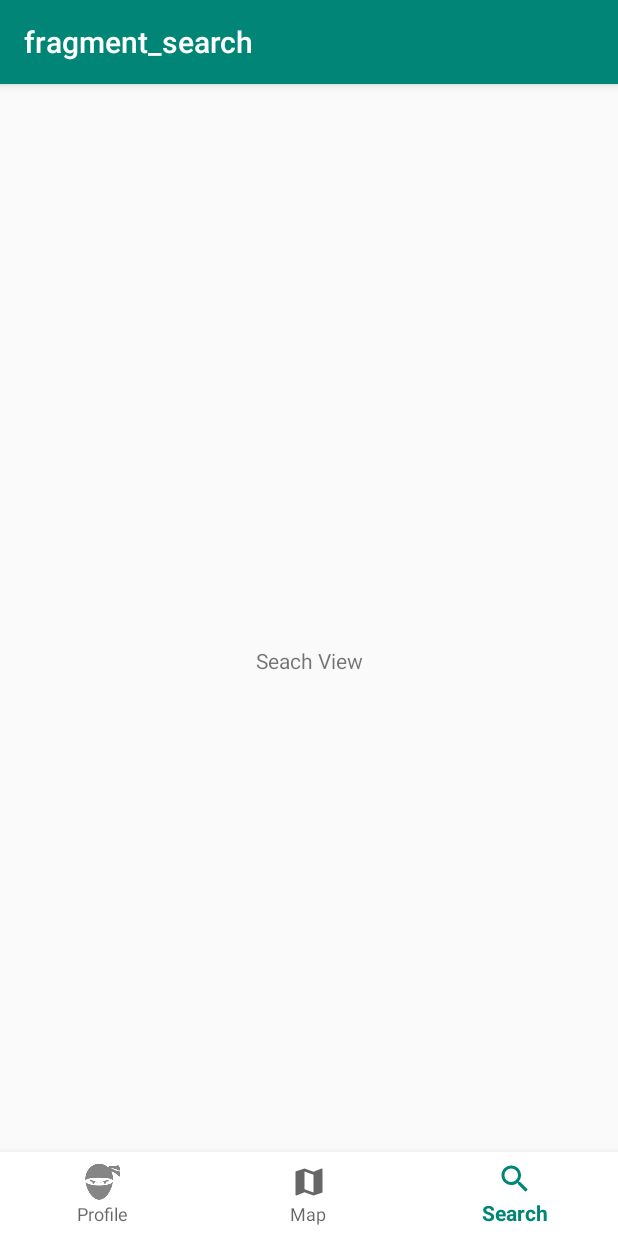
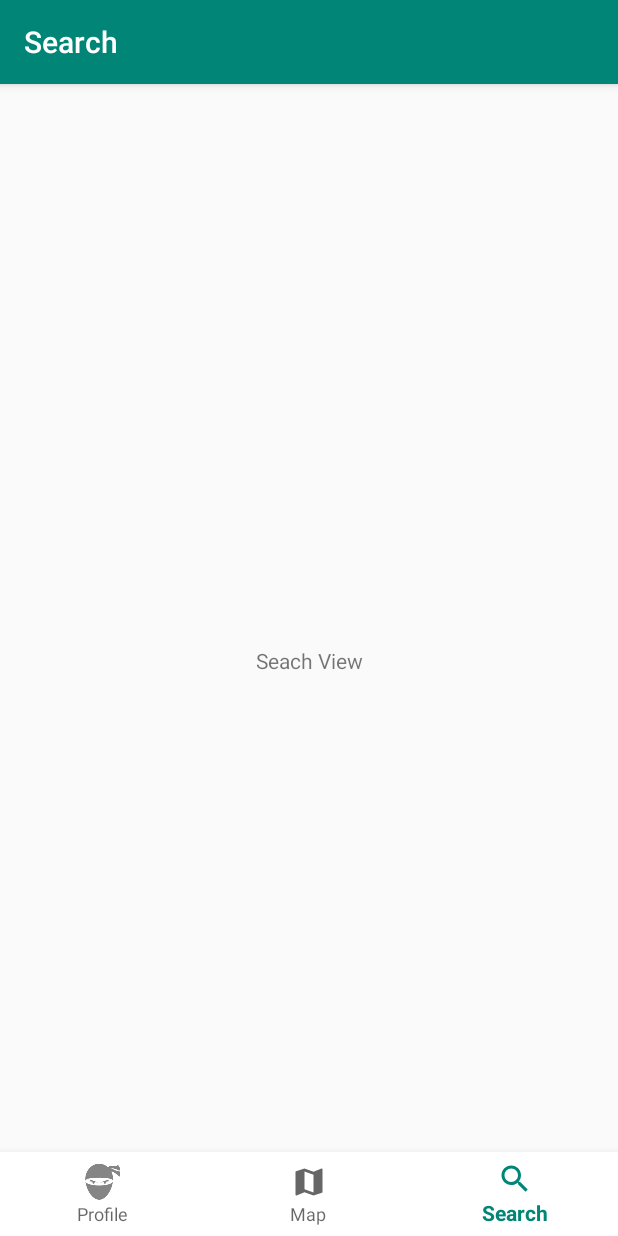
Before and after one commit to CalebLangbroek/classroom-finder, an Android app: the screen it shows after launch (MainActivity), item 3 of the bottom bar chosen, on a phone screen of 412 x 824 dp. Run offline under Robolectric (Android 15) with nearby library versions, the phone set to English and light mode, and no system bars; our stand-ins replace data binding, navigation-ui.

Commit message:
Fixed title bar for fragments

```diff
--- a/app/src/main/res/navigation/navigation.xml
+++ b/app/src/main/res/navigation/navigation.xml
@@ -8,16 +8,16 @@
     <fragment
             android:id="@+id/mapFragment"
             android:name="com.ninjatech.classroomfinder.MapFragment"
-            android:label="fragment_map"
+            android:label="Map"
             tools:layout="@layout/fragment_map"></fragment>
     <fragment
             android:id="@+id/profileFragment"
             android:name="com.ninjatech.classroomfinder.ProfileFragment"
-            android:label="fragment_profile"
+            android:label="Profile"
             tools:layout="@layout/fragment_profile" />
     <fragment
             android:id="@+id/searchFragment"
             android:name="com.ninjatech.classroomfinder.SearchFragment"
-            android:label="fragment_search"
+            android:label="Search"
             tools:layout="@layout/fragment_search" />
 </navigation>
```
